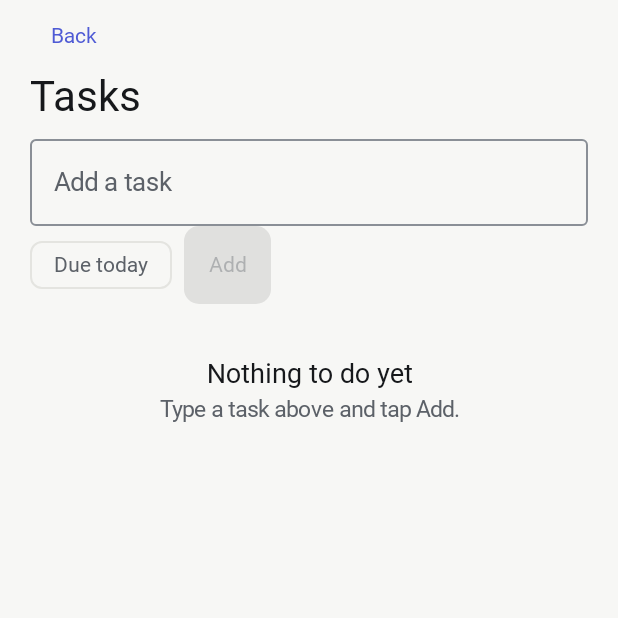
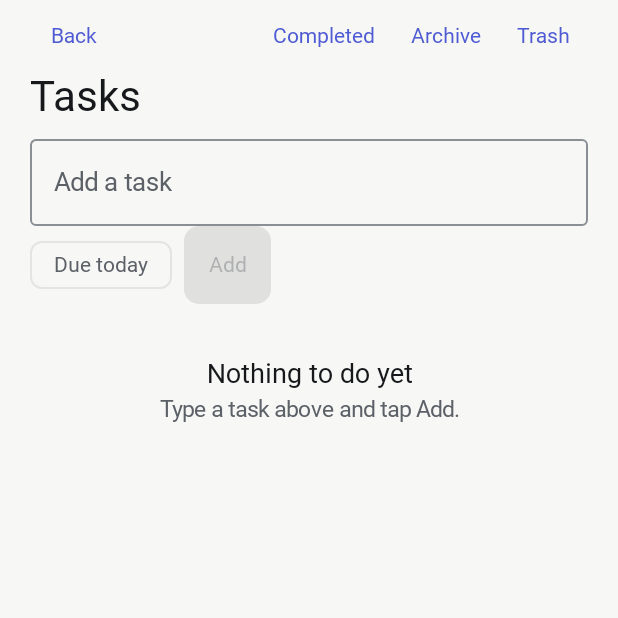
Before and after one commit to thesasan1/app, an Android app built with Jetpack Compose: the TasksListRoute screen opened through its navigation route, on a phone screen of 412 x 824 dp, the top half of it. Run offline under Robolectric (Android 15) with nearby library versions, the phone set to English and light mode, and no system bars; our stand-ins replace Dagger/Hilt's generated code, Room's generated code; Roboto replaces fonts that are not available here.

Commit message:
feat(tasks): completed, archive and trash screens (TASK-07) (#33)
Co-authored-by: thesasan1 <360538443+thesasan1@users.noreply.github.com>

```diff
--- a/android/feature/tasks/src/main/kotlin/com/thesasan1/app/feature/tasks/ui/TasksListScreen.kt
+++ b/android/feature/tasks/src/main/kotlin/com/thesasan1/app/feature/tasks/ui/TasksListScreen.kt
@@ -5,6 +5,7 @@ import androidx.compose.foundation.layout.Arrangement
 import androidx.compose.foundation.layout.Column
 import androidx.compose.foundation.layout.PaddingValues
 import androidx.compose.foundation.layout.Row
+import androidx.compose.foundation.layout.Spacer
 import androidx.compose.foundation.layout.fillMaxSize
 import androidx.compose.foundation.layout.fillMaxWidth
 import androidx.compose.foundation.layout.padding
@@ -57,6 +58,7 @@ import java.time.format.FormatStyle
 @Composable
 internal fun TasksListRoute(
     onOpenTask: (String) -> Unit,
+    onOpenShelf: (TaskShelf) -> Unit,
     onBack: () -> Unit,
     viewModel: TasksViewModel = hiltViewModel(),
 ) {
@@ -67,6 +69,7 @@ internal fun TasksListRoute(
         actions = TasksListActions(
             onBack = onBack,
             onOpenTask = onOpenTask,
+            onOpenShelf = onOpenShelf,
             onQuickAddChange = viewModel::onQuickAddChange,
             onQuickAddDueTodayChange = viewModel::onQuickAddDueTodayChange,
             onAdd = viewModel::addTask,
@@ -81,6 +84,7 @@ internal fun TasksListRoute(
 internal data class TasksListActions(
     val onBack: () -> Unit = {},
     val onOpenTask: (String) -> Unit = {},
+    val onOpenShelf: (TaskShelf) -> Unit = {},
     val onQuickAddChange: (String) -> Unit = {},
     val onQuickAddDueTodayChange: (Boolean) -> Unit = {},
     val onAdd: () -> Unit = {},
@@ -111,7 +115,13 @@ internal fun TasksListScreen(uiState: TasksUiState, actions: TasksListActions, m
                 .padding(innerPadding)
                 .padding(horizontal = Spacing.screenHorizontal),
         ) {
-            TextButton(onClick = actions.onBack) { Text(stringResource(R.string.feature_tasks_back)) }
+            Row(verticalAlignment = Alignment.CenterVertically) {
+                TextButton(onClick = actions.onBack) { Text(stringResource(R.string.feature_tasks_back)) }
+                Spacer(Modifier.weight(1f))
+                TaskShelf.entries.forEach { shelf ->
+                    TextButton(onClick = { actions.onOpenShelf(shelf) }) { Text(stringResource(shelf.titleRes)) }
+                }
+            }
             Text(
                 text = stringResource(R.string.feature_tasks_title),
                 style = AppTheme.typography.headline,
--- a/android/feature/tasks/src/main/kotlin/com/thesasan1/app/feature/tasks/ui/TasksNavigation.kt
+++ b/android/feature/tasks/src/main/kotlin/com/thesasan1/app/feature/tasks/ui/TasksNavigation.kt
@@ -13,19 +13,35 @@ data object TasksListRoute
 @Serializable
 data class TaskDetailRoute(val taskId: String)
 
+@Serializable
+data object TasksCompletedRoute
+
+@Serializable
+data object TasksArchiveRoute
+
+@Serializable
+data object TasksTrashRoute
+
 fun NavController.navigateToTasks() = navigate(TasksListRoute)
 
 fun NavGraphBuilder.tasksScreens(navController: NavController) {
+    val openTask: (String) -> Unit = { id -> navController.navigate(TaskDetailRoute(id)) }
+    val back: () -> Unit = { navController.popBackStack() }
     composable<TasksListRoute> {
         TasksListRoute(
-            onOpenTask = { id -> navController.navigate(TaskDetailRoute(id)) },
-            onBack = { navController.popBackStack() },
+            onOpenTask = openTask,
+            onOpenShelf = { shelf ->
+                when (shelf) {
+                    TaskShelf.Completed -> navController.navigate(TasksCompletedRoute)
+                    TaskShelf.Archive -> navController.navigate(TasksArchiveRoute)
+                    TaskShelf.Trash -> navController.navigate(TasksTrashRoute)
+                }
+            },
+            onBack = back,
         )
     }
-    composable<TaskDetailRoute> {
-        TaskDetailRoute(
-            onOpenTask = { id -> navController.navigate(TaskDetailRoute(id)) },
-            onClose = { navController.popBackStack() },
-        )
-    }
+    composable<TaskDetailRoute> { TaskDetailRoute(onOpenTask = openTask, onClose = back) }
+    composable<TasksCompletedRoute> { TasksCompletedRoute(onOpenTask = openTask, onBack = back) }
+    composable<TasksArchiveRoute> { TasksArchiveRoute(onOpenTask = openTask, onBack = back) }
+    composable<TasksTrashRoute> { TasksTrashRoute(onBack = back) }
 }
--- a/android/feature/tasks/src/main/res/values/strings.xml
+++ b/android/feature/tasks/src/main/res/values/strings.xml
@@ -53,4 +53,21 @@
     <string name="feature_tasks_event_archived">Archived</string>
     <string name="feature_tasks_event_deleted">Moved to trash</string>
     <string name="feature_tasks_event_restored">Restored</string>
+    <string name="feature_tasks_shelf_completed">Completed</string>
+    <string name="feature_tasks_shelf_archive">Archive</string>
+    <string name="feature_tasks_shelf_trash">Trash</string>
+    <string name="feature_tasks_completed_empty_title">Nothing completed yet</string>
+    <string name="feature_tasks_completed_empty_body">Tasks you tick off show up here.</string>
+    <string name="feature_tasks_archive_empty_title">No archived tasks</string>
+    <string name="feature_tasks_archive_empty_body">Archive a task to keep it without seeing it in your list.</string>
+    <string name="feature_tasks_trash_empty_title">The trash is empty</string>
+    <string name="feature_tasks_trash_empty_body">Deleted tasks stay here for 30 days.</string>
+    <string name="feature_tasks_trash_retention">Tasks in the trash are deleted for good after 30 days.</string>
+    <string name="feature_tasks_unarchive">Unarchive</string>
+    <string name="feature_tasks_restore">Restore</string>
+    <string name="feature_tasks_delete_forever">Delete forever</string>
+    <string name="feature_tasks_delete_forever_title">Delete forever?</string>
+    <string name="feature_tasks_delete_forever_body">“%1$s” and its subtasks and history will be deleted. This can\'t be undone.</string>
+    <string name="feature_tasks_restore_parent_first">Restore the parent task first.</string>
+    <string name="feature_tasks_subtask_label">Subtask</string>
 </resources>
```
Also changed, not shown: android/feature/tasks/src/main/kotlin/com/thesasan1/app/feature/tasks/ui/TaskShelfScreens.kt (added, +247 -0 lines), android/feature/tasks/src/main/kotlin/com/thesasan1/app/feature/tasks/ui/TaskShelfViewModels.kt (added, +98 -0 lines), 5 other files.
